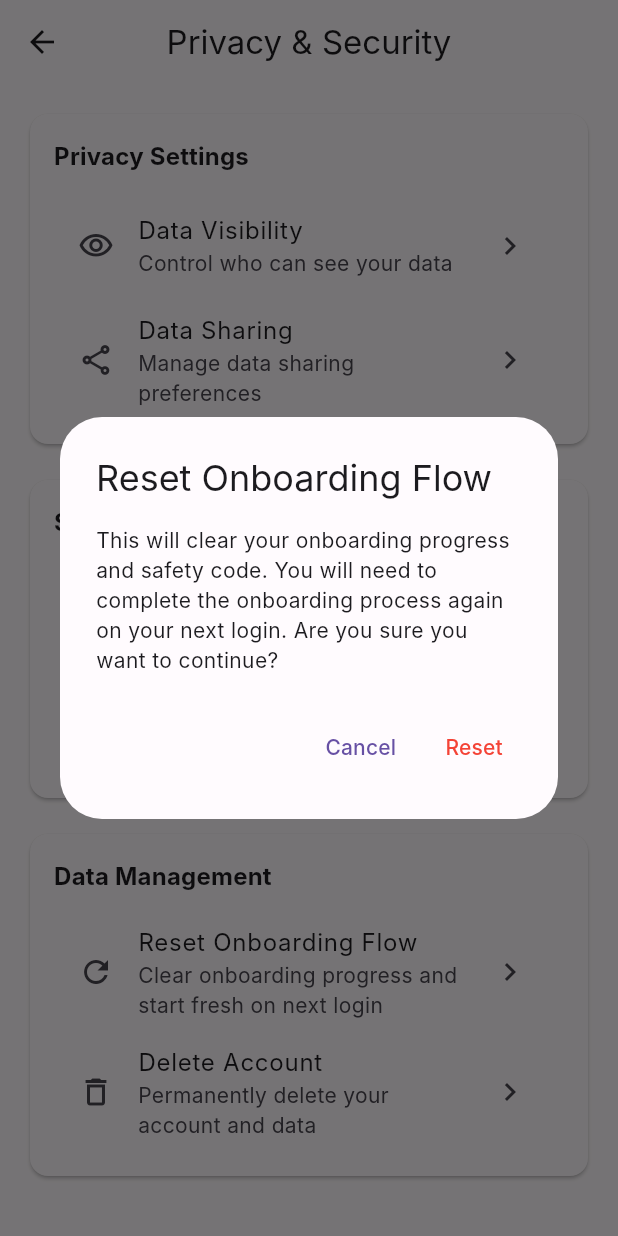
After one commit to kcheath/mindhearth, a Flutter app: the PrivacySecuritySettingsPage screen opened by its route, after a tap on "Reset Onboarding Flow", on a phone screen of 412 x 824 dp. The commit adds this screen. Run offline on Flutter 3.47's test engine with Material 3 defaults, Android fonts, the phone set to English and light mode, and no system bars; our stand-ins replace dio, flutter_hooks, flutter_secure_storage, go_router, hooks_riverpod, logger; accounts and stored records are empty; Roboto replaces fonts that are missing (Inter).

Commit message:
feat: Add onboarding reset functionality to Privacy & Security settings
- Create PrivacySecuritySettingsPage with onboarding reset feature
- Add 'Reset Onboarding Flow' option in Data Management section
- Implement confirmation dialog and loading states
- Update AuthNotifier.updateOnboardingStatus to return boolean for success/failure
- Add reset() method to OnboardingNotifier for clearing state
- Add route for /settings/privacy-security in app router
- Update main settings page to navigate to privacy & security page
- Reset flow: update backend (onboarded=false) → clear local state → logout → redirect to login
- Full integration with real backend - no mocking or shortcuts

```diff
--- a/lib/app/router/app_router.dart
+++ b/lib/app/router/app_router.dart
@@ -10,6 +10,7 @@ import 'package:mindhearth/features/journal/presentation/pages/journal_page.dart
 import 'package:mindhearth/features/documents/presentation/pages/documents_page.dart';
 import 'package:mindhearth/features/reports/presentation/pages/reports_page.dart';
 import 'package:mindhearth/features/settings/presentation/pages/settings_page.dart';
+import 'package:mindhearth/features/settings/presentation/pages/privacy_security_settings_page.dart';
 import 'package:mindhearth/features/safetycode/domain/providers/safety_code_providers.dart';
 import 'package:mindhearth/features/onboarding/domain/providers/onboarding_providers.dart';
 import 'package:mindhearth/core/models/auth_state.dart';
@@ -140,6 +141,12 @@ final routerProvider = Provider<GoRouter>((ref) {
         name: 'settings',
         builder: (context, state) => const SettingsPage(),
       ),
+
+      GoRoute(
+        path: '/settings/privacy-security',
+        name: 'privacy-security',
+        builder: (context, state) => const PrivacySecuritySettingsPage(),
+      ),
     ],
   );
 });
--- a/lib/features/onboarding/domain/providers/onboarding_providers.dart
+++ b/lib/features/onboarding/domain/providers/onboarding_providers.dart
@@ -73,6 +73,10 @@ class OnboardingNotifier extends StateNotifier<OnboardingState> {
   void clearError() {
     state = state.copyWith(error: null);
   }
+
+  void reset() {
+    state = const OnboardingState();
+  }
 }
 
 // Onboarding State Provider
--- /dev/null
+++ b/lib/features/settings/presentation/pages/privacy_security_settings_page.dart
@@ -0,0 +1,270 @@
+import 'package:flutter/material.dart';
+import 'package:hooks_riverpod/hooks_riverpod.dart';
+import 'package:go_router/go_router.dart';
+import 'package:mindhearth/app/providers/providers.dart';
+import 'package:mindhearth/features/safetycode/domain/providers/safety_code_providers.dart';
+import 'package:mindhearth/features/onboarding/domain/providers/onboarding_providers.dart';
+import 'package:mindhearth/core/config/debug_config.dart';
+
+class PrivacySecuritySettingsPage extends ConsumerWidget {
+  const PrivacySecuritySettingsPage({super.key});
+
+  @override
+  Widget build(BuildContext context, WidgetRef ref) {
+    final authState = ref.watch(authStateProvider);
+
+    return Scaffold(
+      appBar: AppBar(
+        title: const Text('Privacy & Security'),
+        leading: IconButton(
+          icon: const Icon(Icons.arrow_back),
+          onPressed: () => context.go('/settings'),
+        ),
+      ),
+      body: ListView(
+        padding: const EdgeInsets.all(16),
+        children: [
+          // Privacy Settings Section
+          Card(
+            child: Padding(
+              padding: const EdgeInsets.all(16),
+              child: Column(
+                crossAxisAlignment: CrossAxisAlignment.start,
+                children: [
+                  Text(
+                    'Privacy Settings',
+                    style: Theme.of(context).textTheme.titleMedium?.copyWith(
+                      fontWeight: FontWeight.bold,
+                    ),
+                  ),
+                  const SizedBox(height: 12),
+                  ListTile(
+                    leading: const Icon(Icons.visibility_outlined),
+                    title: const Text('Data Visibility'),
+                    subtitle: const Text('Control who can see your data'),
+                    trailing: const Icon(Icons.chevron_right),
+                    onTap: () {
+                      // TODO: Navigate to data visibility settings
+                    },
+                  ),
+                  ListTile(
+                    leading: const Icon(Icons.share_outlined),
+                    title: const Text('Data Sharing'),
+                    subtitle: const Text('Manage data sharing preferences'),
+                    trailing: const Icon(Icons.chevron_right),
+                    onTap: () {
+                      // TODO: Navigate to data sharing settings
+                    },
+                  ),
+                ],
+              ),
+            ),
+          ),
+          const SizedBox(height: 16),
+
+          // Security Settings Section
+          Card(
+            child: Padding(
+              padding: const EdgeInsets.all(16),
+              child: Column(
+                crossAxisAlignment: CrossAxisAlignment.start,
+                children: [
+                  Text(
+                    'Security Settings',
+                    style: Theme.of(context).textTheme.titleMedium?.copyWith(
+                      fontWeight: FontWeight.bold,
+                    ),
+                  ),
+                  const SizedBox(height: 12),
+                  ListTile(
+                    leading: const Icon(Icons.lock_outline),
+                    title: const Text('Safety Code'),
+                    subtitle: const Text('Manage your safety code'),
+                    trailing: const Icon(Icons.chevron_right),
+                    onTap: () {
+                      // TODO: Navigate to safety code management
+                    },
+                  ),
+                  ListTile(
+                    leading: const Icon(Icons.password_outlined),
+                    title: const Text('Change Password'),
+                    subtitle: const Text('Update your account password'),
+                    trailing: const Icon(Icons.chevron_right),
+                    onTap: () {
+                      // TODO: Navigate to password change
+                    },
+                  ),
+                ],
+              ),
+            ),
+          ),
+          const SizedBox(height: 16),
+
+          // Data Management Section
+          Card(
+            child: Padding(
+              padding: const EdgeInsets.all(16),
+              child: Column(
+                crossAxisAlignment: CrossAxisAlignment.start,
+                children: [
+                  Text(
+                    'Data Management',
+                    style: Theme.of(context).textTheme.titleMedium?.copyWith(
+                      fontWeight: FontWeight.bold,
+                    ),
+                  ),
+                  const SizedBox(height: 12),
+                  ListTile(
+                    leading: const Icon(Icons.refresh_outlined),
+                    title: const Text('Reset Onboarding Flow'),
+                    subtitle: const Text('Clear onboarding progress and start fresh on next login'),
+                    trailing: const Icon(Icons.chevron_right),
+                    onTap: () => _showResetOnboardingDialog(context, ref),
+                  ),
+                  ListTile(
+                    leading: const Icon(Icons.delete_outline),
+                    title: const Text('Delete Account'),
+                    subtitle: const Text('Permanently delete your account and data'),
+                    trailing: const Icon(Icons.chevron_right),
+                    onTap: () {
+                      // TODO: Navigate to account deletion
+                    },
+                  ),
+                ],
+              ),
+            ),
+          ),
+        ],
+      ),
+    );
+  }
+
+  Future<void> _showResetOnboardingDialog(BuildContext context, WidgetRef ref) async {
+    return showDialog<void>(
+      context: context,
+      builder: (BuildContext context) {
+        return AlertDialog(
+          title: const Text('Reset Onboarding Flow'),
+          content: const Text(
+            'This will clear your onboarding progress and safety code. '
+            'You will need to complete the onboarding process again on your next login. '
+            'Are you sure you want to continue?',
+          ),
+          actions: <Widget>[
+            TextButton(
+              child: const Text('Cancel'),
+              onPressed: () {
+                Navigator.of(context).pop();
+              },
+            ),
+            TextButton(
+              child: const Text(
+                'Reset',
+                style: TextStyle(color: Colors.red),
+              ),
+              onPressed: () async {
+                Navigator.of(context).pop();
+                await _resetOnboardingFlow(context, ref);
+              },
+            ),
+          ],
+        );
+      },
+    );
+  }
+
+  Future<void> _resetOnboardingFlow(BuildContext context, WidgetRef ref) async {
+    try {
+      // Show loading indicator
+      showDialog<void>(
+        context: context,
+        barrierDismissible: false,
+        builder: (BuildContext context) {
+          return const AlertDialog(
+            content: Row(
+              children: [
+                CircularProgressIndicator(),
+                SizedBox(width: 16),
+                Text('Resetting onboarding flow...'),
+              ],
+            ),
+          );
+        },
+      );
+
+      // 1. Update backend to set onboarded = false
+      final authNotifier = ref.read(authNotifierProvider.notifier);
+      final success = await authNotifier.updateOnboardingStatus(false);
+
+      if (!success) {
+        Navigator.of(context).pop(); // Close loading dialog
+        _showErrorDialog(context, 'Failed to reset onboarding status. Please try again.');
+        return;
+      }
+
+      // 2. Clear safety code state
+      final safetyCodeNotifier = ref.read(safetyCodeNotifierProvider.notifier);
+      safetyCodeNotifier.reset();
+
+      // 3. Clear onboarding state
+      final onboardingNotifier = ref.read(onboardingNotifierProvider.notifier);
+      onboardingNotifier.reset();
+
+      // 4. Log out the user
+      await authNotifier.logout();
+
+      // Close loading dialog
+      Navigator.of(context).pop();
+
+      // Show success message and navigate to login
+      _showSuccessDialog(context, 'Onboarding flow has been reset. You will be redirected to login.');
+
+    } catch (e) {
+      // Close loading dialog
+      Navigator.of(context).pop();
+      _showErrorDialog(context, 'An error occurred while resetting the onboarding flow: $e');
+    }
+  }
+
+  void _showErrorDialog(BuildContext context, String message) {
+    showDialog<void>(
+      context: context,
+      builder: (BuildContext context) {
+        return AlertDialog(
+          title: const Text('Error'),
+          content: Text(message),
+          actions: <Widget>[
+            TextButton(
+              child: const Text('OK'),
+              onPressed: () {
+                Navigator.of(context).pop();
+              },
+            ),
+          ],
+        );
+      },
+    );
+  }
+
+  void _showSuccessDialog(BuildContext context, String message) {
+    showDialog<void>(
+      context: context,
+      builder: (BuildContext context) {
+        return AlertDialog(
+          title: const Text('Success'),
+          content: Text(message),
+          actions: <Widget>[
+            TextButton(
+              child: const Text('OK'),
+              onPressed: () {
+                Navigator.of(context).pop();
+                // Navigate to login screen
+                context.go('/login');
+              },
+            ),
+          ],
+        );
+      },
+    );
+  }
+}
--- a/lib/features/settings/presentation/pages/settings_page.dart
+++ b/lib/features/settings/presentation/pages/settings_page.dart
@@ -81,7 +81,7 @@ class SettingsPage extends ConsumerWidget {
                     subtitle: const Text('Manage your privacy settings'),
                     trailing: const Icon(Icons.chevron_right),
                     onTap: () {
-                      // TODO: Navigate to privacy settings
+                      context.go('/settings/privacy-security');
                     },
                   ),
                   ListTile(
```
Also changed, not shown: lib/app/providers/providers.dart (+6 -2 lines).
